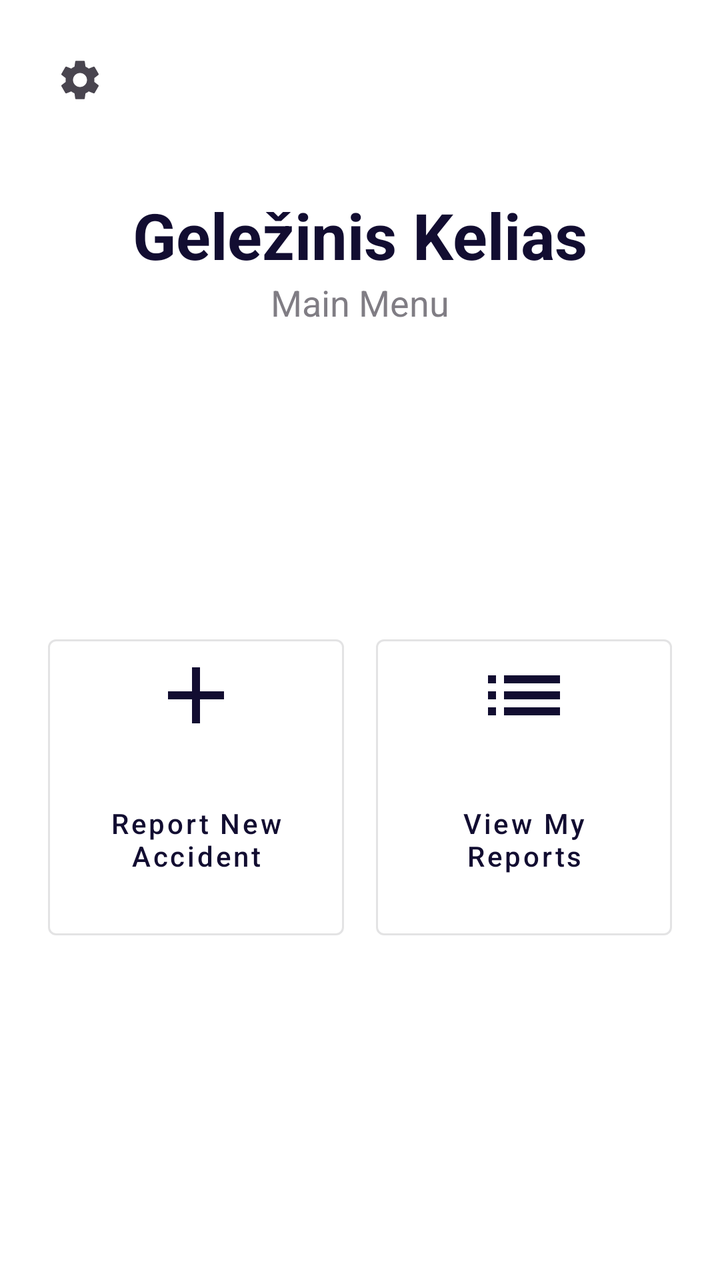
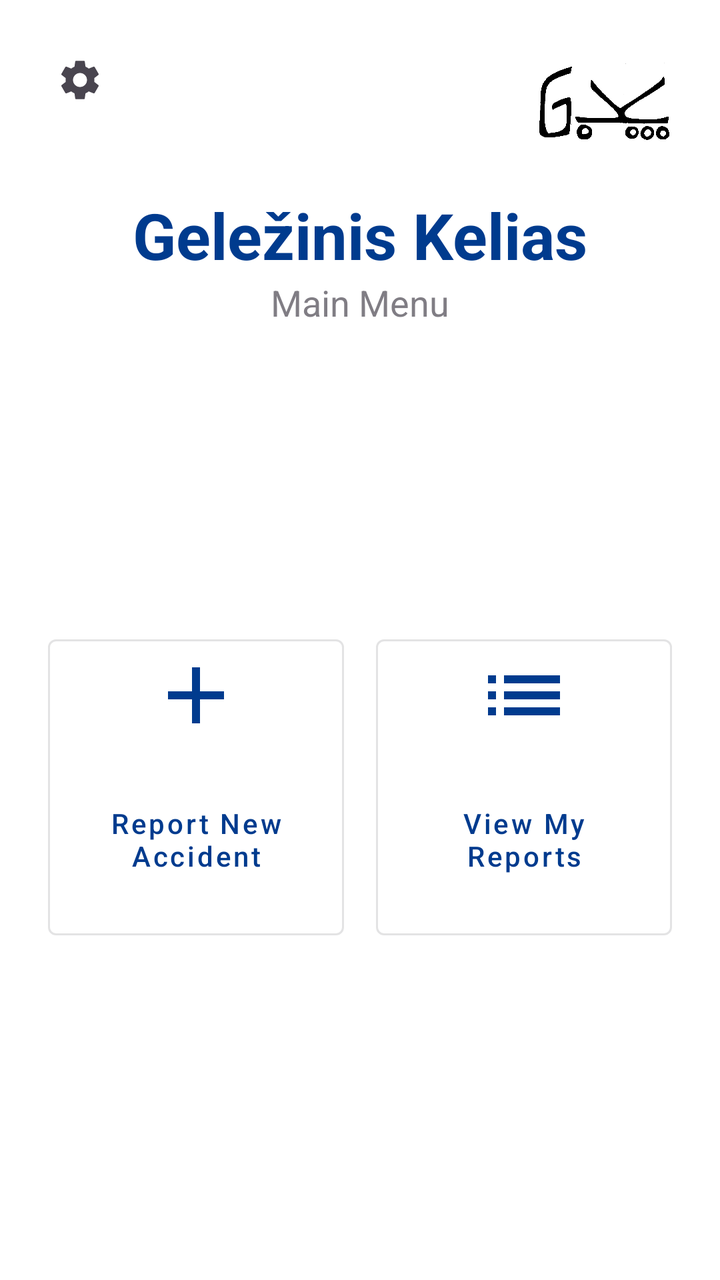

Two renders of the same Android screen: before a commit and after it. Below are the layout's source before the change and the commit's diff.
<!-- AndroidManifest.xml: application theme Theme.AccidentReportingApp -->
<!-- res/layout/activity_main.xml -->
<?xml version="1.0" encoding="utf-8"?>
<androidx.constraintlayout.widget.ConstraintLayout xmlns:android="http://schemas.android.com/apk/res/android"
    xmlns:app="http://schemas.android.com/apk/res-auto"
    xmlns:tools="http://schemas.android.com/tools"
    android:id="@+id/main"
    android:layout_width="match_parent"
    android:layout_height="match_parent"
    android:padding="16dp"
    tools:context=".controllers.MainActivity">

    
    <ImageButton
        android:id="@+id/settings_button"
        android:layout_width="48dp"
        android:layout_height="48dp"
        android:background="?attr/selectableItemBackgroundBorderless"
        android:contentDescription="@string/desc_settings"
        android:src="@drawable/ic_settings"
        app:layout_constraintStart_toStartOf="parent"
        app:layout_constraintTop_toTopOf="parent" />

    
    <TextView
        android:id="@+id/header_title"
        android:layout_width="wrap_content"
        android:layout_height="wrap_content"
        android:layout_marginTop="32dp"
        android:text="@string/app_header_title"
        android:textColor="?attr/colorPrimary"
        android:textSize="32sp"
        android:textStyle="bold"
        app:layout_constraintEnd_toEndOf="parent"
        app:layout_constraintStart_toStartOf="parent"
        app:layout_constraintTop_toBottomOf="@id/settings_button" />

    <TextView
        android:id="@+id/header_subtitle"
        android:layout_width="wrap_content"
        android:layout_height="wrap_content"
        android:text="@string/main_menu_subtitle"
        android:textSize="18sp"
        android:alpha="0.7"
        app:layout_constraintEnd_toEndOf="parent"
        app:layout_constraintStart_toStartOf="parent"
        app:layout_constraintTop_toBottomOf="@id/header_title" />

    
    <LinearLayout
        android:id="@+id/menu_container"
        android:layout_width="0dp"
        android:layout_height="wrap_content"
        android:orientation="vertical"
        app:layout_constraintBottom_toBottomOf="parent"
        app:layout_constraintEnd_toEndOf="parent"
        app:layout_constraintStart_toStartOf="parent"
        app:layout_constraintTop_toBottomOf="@id/header_subtitle">

        <LinearLayout
            android:layout_width="match_parent"
            android:layout_height="wrap_content"
            android:orientation="horizontal">

            
            <com.google.android.material.button.MaterialButton
                android:id="@+id/btn_report_accident"
                style="@style/Widget.MaterialComponents.Button.OutlinedButton"
                android:layout_width="0dp"
                android:layout_height="160dp"
                android:layout_margin="8dp"
                android:layout_weight="1"
                android:text="@string/btn_report_accident"
                android:textAllCaps="false"
                android:textSize="14sp"
                app:icon="@drawable/ic_report"
                app:iconGravity="top"
                app:iconSize="48dp" />

            
            <com.google.android.material.button.MaterialButton
                android:id="@+id/btn_view_reports"
                style="@style/Widget.MaterialComponents.Button.OutlinedButton"
                android:layout_width="0dp"
                android:layout_height="160dp"
                android:layout_margin="8dp"
                android:layout_weight="1"
                android:text="@string/btn_view_reports"
                android:textAllCaps="false"
                android:textSize="14sp"
                app:icon="@drawable/ic_list"
                app:iconGravity="top"
                app:iconSize="48dp" />
        </LinearLayout>

    </LinearLayout>

</androidx.constraintlayout.widget.ConstraintLayout>
<!-- resources referenced by this layout -->
<resources>
  <!-- drawable ic_list (drawable) -->
  <vector xmlns:android="http://schemas.android.com/apk/res/android"
      android:width="24dp"
      android:height="24dp"
      android:viewportWidth="24"
      android:viewportHeight="24"
      android:tint="?attr/colorControlNormal">
    <path
        android:fillColor="@android:color/white"
        android:pathData="M3,13h2v-2H3V13zM3,17h2v-2H3V17zM3,9h2V7H3V9zM7,13h14v-2H7V13zM7,17h14v-2H7V17zM7,7v2h14V7H7z"/>
  </vector>
  <!-- drawable ic_report (drawable) -->
  <vector xmlns:android="http://schemas.android.com/apk/res/android"
      android:width="24dp"
      android:height="24dp"
      android:viewportWidth="24"
      android:viewportHeight="24"
      android:tint="?attr/colorControlNormal">
    <path
        android:fillColor="@android:color/white"
        android:pathData="M19,13h-6v6h-2v-6H5v-2h6V5h2v6h6v2z"/>
  </vector>
  <!-- drawable ic_settings (drawable) -->
  <vector xmlns:android="http://schemas.android.com/apk/res/android"
      android:width="24dp"
      android:height="24dp"
      android:viewportWidth="24"
      android:viewportHeight="24"
      android:tint="?attr/colorControlNormal">
    <path
        android:fillColor="@android:color/white"
        android:pathData="M19.14,12.94c0.04,-0.3 0.06,-0.61 0.06,-0.94c0,-0.32 -0.02,-0.64 -0.07,-0.94l2.03,-1.58c0.18,-0.14 0.23,-0.41 0.12,-0.61l-1.92,-3.32c-0.12,-0.22 -0.37,-0.29 -0.59,-0.22l-2.39,0.96c-0.5,-0.38 -1.03,-0.7 -1.62,-0.94L14.4,2.81c-0.04,-0.24 -0.24,-0.41 -0.48,-0.41h-3.84c-0.24,0 -0.43,0.17 -0.47,0.41L9.25,5.35C8.66,5.59 8.12,5.92 7.63,6.29L5.24,5.33c-0.22,-0.08 -0.47,0 -0.59,0.22L2.74,8.87C2.62,9.08 2.66,9.34 2.84,9.48l2.03,1.58C4.82,11.36 4.8,11.68 4.8,12c0,0.32 0.02,0.64 0.07,0.94l-2.03,1.58c-0.18,0.14 -0.23,0.41 -0.12,0.61l1.92,3.32c0.12,0.22 0.37,0.29 0.59,0.22l2.39,-0.96c0.5,0.38 1.03,0.7 1.62,0.94l0.36,2.54c0.05,0.24 0.24,0.41 0.48,0.41h3.84c0.24,0 0.44,-0.17 0.47,-0.41l0.36,-2.54c0.59,-0.24 1.13,-0.56 1.62,-0.94l2.39,0.96c0.22,0.08 0.47,0 0.59,-0.22l1.92,-3.32c0.12,-0.22 0.07,-0.47 -0.12,-0.61L19.14,12.94zM12,15.5c-1.93,0 -3.5,-1.57 -3.5,-3.5s1.57,-3.5 3.5,-3.5s3.5,1.57 3.5,3.5S13.93,15.5 12,15.5z"/>
  </vector>
  <string name="app_header_title">Geležinis Kelias</string>
  <string name="btn_report_accident">Report New\nAccident</string>
  <string name="btn_view_reports">View My\nReports</string>
  <string name="desc_settings">Settings</string>
  <string name="main_menu_subtitle">Main Menu</string>
  <style name="Theme.AccidentReportingApp" parent="Base.Theme.AccidentReportingApp" />
  <style name="Base.Theme.AccidentReportingApp" parent="Theme.Material3.DayNight.NoActionBar">
          
          <item name="colorPrimary">@color/primary</item>
          <item name="colorOnPrimary">@color/white</item>
          <item name="colorPrimaryContainer">@color/primary_container</item>
  
          
          <item name="android:windowBackground">@color/white</item>
      </style>
  <color name="primary">#120D31</color>
  <color name="white">#FFFFFFFF</color>
  <color name="primary_container">#F0D3F7</color>
</resources>

<!-- the commit's change to res/layout/activity_main.xml (unified diff, before → after) -->
@@ -17,6 +17,16 @@
         android:contentDescription="@string/desc_settings"
         android:src="@drawable/ic_settings"
         app:layout_constraintStart_toStartOf="parent"
+        app:layout_constraintTop_toTopOf="parent" />
+
+    
+    <ImageView
+        android:id="@+id/logo_right"
+        android:layout_width="70dp"
+        android:layout_height="70dp"
+        android:layout_marginEnd="8dp"
+        android:src="@drawable/geleziniskelias_dark"
+        app:layout_constraintEnd_toEndOf="parent"
         app:layout_constraintTop_toTopOf="parent" />
 
     
<!-- resource entries referenced after the edit -->
@@ -1,5 +1,6 @@
 <!-- resources referenced by this layout -->
 <resources>
+  <!-- drawable geleziniskelias_dark: png bitmap (drawable, 70951 bytes) -->
   <!-- drawable ic_list (drawable) -->
   <vector xmlns:android="http://schemas.android.com/apk/res/android"
       android:width="24dp"
@@ -48,7 +49,7 @@
           
           <item name="android:windowBackground">@color/white</item>
       </style>
-  <color name="primary">#120D31</color>
+  <color name="primary">#003B8E</color>
   <color name="white">#FFFFFFFF</color>
   <color name="primary_container">#F0D3F7</color>
 </resources>
